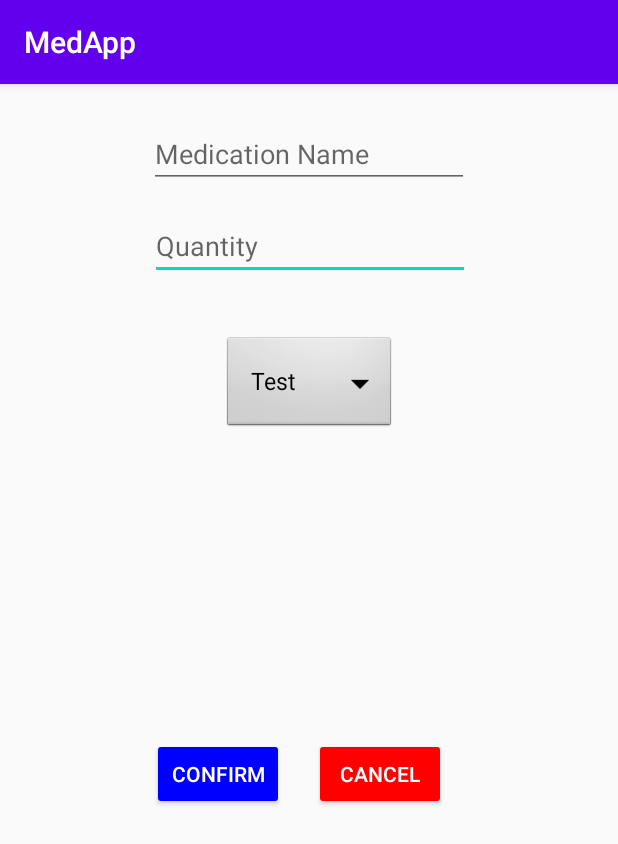
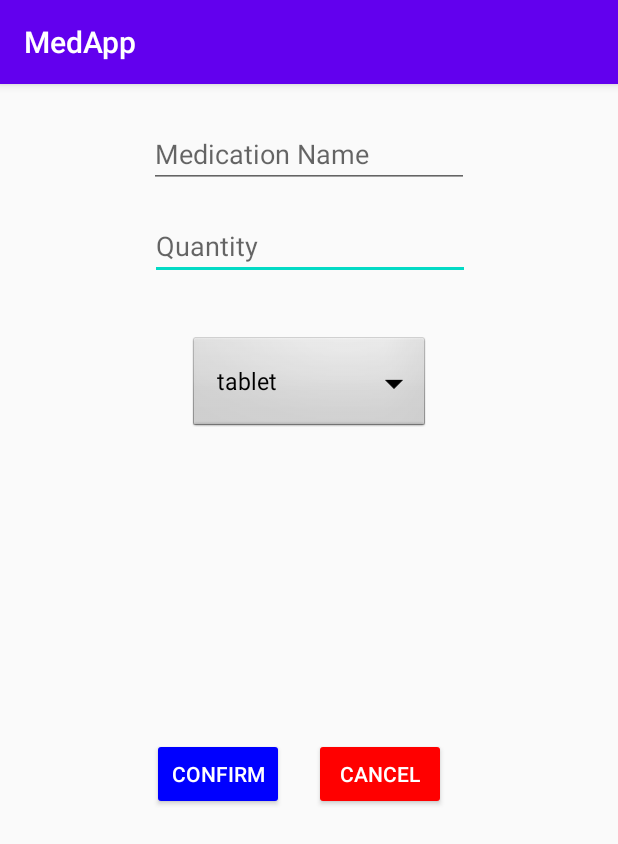
Before and after one commit to AllyInnes99/medapp, an Android app: the AddMedicationActivity screen opened directly, with no data from a screen before it, on a phone screen of 412 x 824 dp. Shown: the top 844 px of the screen. Run offline under Robolectric (Android 15) with nearby library versions, the phone set to English and light mode, and no system bars.

Commit message:
gave actual names of medication types

```diff
--- a/src/PrescriptionApp/app/src/main/java/com/example/prescriptionapp/AddMedicationActivity.java
+++ b/src/PrescriptionApp/app/src/main/java/com/example/prescriptionapp/AddMedicationActivity.java
@@ -18,7 +18,8 @@ public class AddMedicationActivity extends AppCompatActivity {
     Button btn_add, btn_cancel;
     EditText et_name, et_quantity;
     Spinner dropdown;
-    private final String[] items = new String[] {"Test", "Hello"};
+    final String[] medTypes = new String[] {"tablet", "pill", "injection", "powder", "suppository",
+                                            "drops", "inhalers", "topical"};
 
     @Override
     protected void onCreate(Bundle savedInstanceState) {
@@ -31,13 +32,13 @@ public class AddMedicationActivity extends AppCompatActivity {
         et_quantity = findViewById(R.id.edit_quantity);
         dropdown = findViewById(R.id.spinner1);
 
-        ArrayAdapter<String> adapter = new ArrayAdapter<String>(this, R.layout.support_simple_spinner_dropdown_item, items);
+        ArrayAdapter<String> adapter = new ArrayAdapter<>(this, R.layout.support_simple_spinner_dropdown_item, medTypes);
         dropdown.setAdapter(adapter);
         dropdown.setOnItemSelectedListener((new AdapterView.OnItemSelectedListener() {
 
             @Override
             public void onItemSelected(AdapterView<?> parent, View view, int position, long id) {
-                Toast.makeText(AddMedicationActivity.this, items[position], Toast.LENGTH_SHORT ).show();
+                Toast.makeText(AddMedicationActivity.this, medTypes[position], Toast.LENGTH_SHORT ).show();
             }
 
             @Override
```
